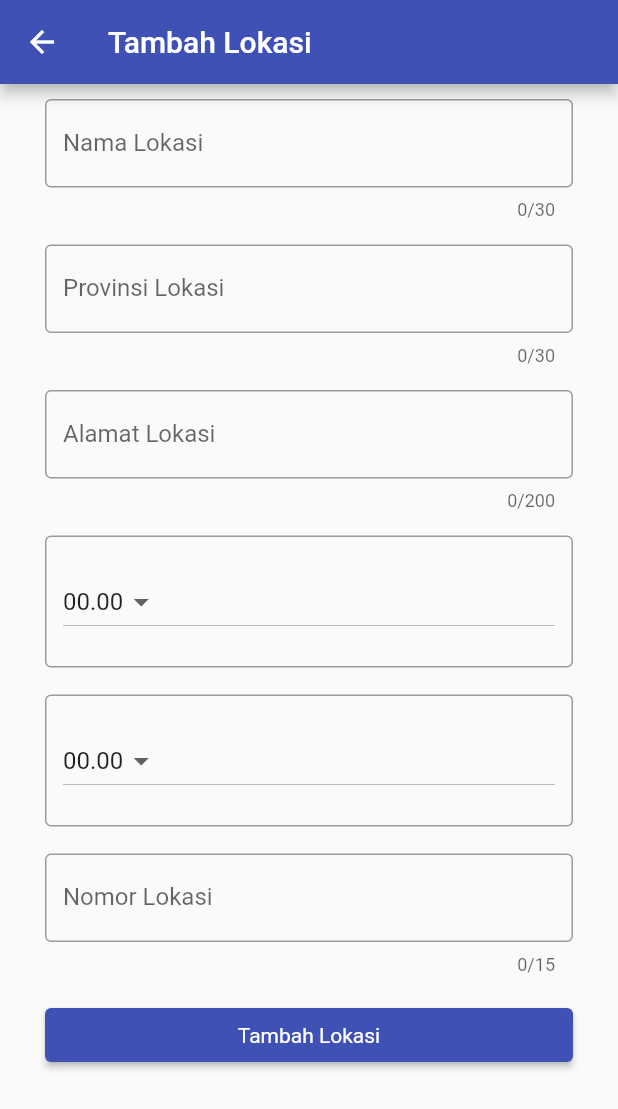
After one commit to cynthiaphlndr/slowlabapp, a Flutter app: the LokasiTesPage screen opened by its route, after a tap on "Tambah Lokasi", on a phone screen of 412 x 824 dp. The commit adds this screen. Shown: the top 1109 px of the screen. Run offline on Flutter 3.47's test engine with Material 2 defaults, Android fonts, the phone set to English and light mode, and no system bars; network calls fail.

Commit message:
finishing flutter

```diff
--- a/lib/screens/lokasi_tes/lokasi_tes.dart
+++ b/lib/screens/lokasi_tes/lokasi_tes.dart
@@ -1,4 +1,10 @@
 import 'package:flutter/material.dart';
+import 'package:flutter/cupertino.dart';
+import 'tambah_lokasi.dart';
+
+import 'dart:core';
+import 'dart:convert';
+import 'package:http/http.dart' as http;
 
 class LokasiTesPage extends StatefulWidget {
   const LokasiTesPage({Key? key}) : super(key: key);
@@ -7,12 +13,166 @@ class LokasiTesPage extends StatefulWidget {
 }
 
 class _LokasiTesPageState extends State<LokasiTesPage> {
+  final formKey = GlobalKey<FormState>();
+  final _lokasiController = TextEditingController();
+  List<dynamic> hasilSearch = [];
+
+  void fetchLokasi() async {
+    var result = await http.get(
+        Uri.parse("https://slowlab-core.herokuapp.com/lokasi/get-lokasi/"));
+    var hasilDecode = json.decode(result.body);
+    hasilSearch.clear();
+
+    for (int i = 0; i < hasilDecode.length; i++) {
+      var fields = hasilDecode[i]['fields'];
+
+      var lokasi = fields['provinsi'].toLowerCase();
+      var lokasiControl = _lokasiController.text.toLowerCase();
+      if (lokasi.contains(lokasiControl)) {
+        setState(() {
+          hasilSearch.add(fields);
+        });
+      }
+    }
+  }
+
   @override
   Widget build(BuildContext context) {
     return Scaffold(
-        appBar: AppBar(
-          title: const Text("LokasiTes"),
+      appBar: AppBar(
+        title: const Text("Lokasi Tes"),
+      ),
+      body: Form(
+          key: formKey,
+          child: ListView(
+            children: [
+              judulDisplay(),
+              inputBox(),
+              tombol(),
+              kartu(),
+              Container(
+                  alignment: Alignment.center,
+                  height: 50,
+                  padding: const EdgeInsets.fromLTRB(100, 10, 150, 10),
+                  child: ElevatedButton(
+                      child: const Text('Tambah Lokasi'),
+                      onPressed: () {
+                        Navigator.push(
+                            context,
+                            MaterialPageRoute(
+                                builder: (context) => TambahLokasi()));
+                      },
+                      style: ElevatedButton.styleFrom(
+                          primary: Colors.amber,
+                          textStyle: const TextStyle(
+                            color: Colors.indigo,
+                          )))),
+            ],
+          )),
+    );
+  }
+
+  Widget judulDisplay() => Container(
+        alignment: Alignment.center,
+        child: const Text("Cari Lokasi Tes Covid-19",
+            style: TextStyle(
+              fontSize: 30,
+              fontWeight: FontWeight.bold,
+            )),
+      );
+
+  Widget inputBox() => Container(
+        alignment: Alignment.center,
+        padding: const EdgeInsets.fromLTRB(100, 10, 150, 10),
+        child: TextFormField(
+          decoration: InputDecoration(
+            labelText: 'Masukkan Provinsi Lokasi',
+            border: OutlineInputBorder(),
+            contentPadding:
+                EdgeInsets.symmetric(vertical: 25.0, horizontal: 10.0),
+          ),
+          validator: (value) {
+            if (value!.isEmpty) {
+              return 'Enter anything';
+            } else {
+              return null;
+            }
+          },
+          controller: _lokasiController,
+          maxLength: 30,
         ),
-        body: Center(child: Text("Lokasi Tes Page")));
+      );
+
+  Widget tombol() => Container(
+      alignment: Alignment.center,
+      height: 50,
+      padding: const EdgeInsets.fromLTRB(100, 10, 150, 10),
+      child: ElevatedButton(
+          child: const Text('Cari'),
+          onPressed: () {
+            fetchLokasi();
+          },
+          style: ElevatedButton.styleFrom(
+              primary: Colors.indigo,
+              textStyle: const TextStyle(
+                color: Colors.white,
+              ))));
+
+  Widget kartu() => ListView.builder(
+      shrinkWrap: true,
+      itemCount: hasilSearch.length,
+      itemBuilder: (BuildContext context, int index) {
+        return buildCard(hasilSearch[index]);
+      });
+
+  Widget buildCard(data) {
+    return Padding(
+      padding: const EdgeInsets.all(8.0),
+      child: Column(
+        children: <Widget>[
+          Card(
+              child: Container(
+            color: Colors.indigo,
+            padding: const EdgeInsets.fromLTRB(0, 30, 0, 10),
+            alignment: Alignment.center,
+            width: 200,
+            child: Column(
+              children: [
+                Text(data['nama'],
+                    style: TextStyle(
+                      backgroundColor: Colors.amber,
+                      color: Colors.indigo,
+                    )),
+                Container(
+                    padding: const EdgeInsets.fromLTRB(7, 20, 7, 10),
+                    alignment: Alignment.centerLeft,
+                    child: Text('Alamat : ${data['alamat']}',
+                        style: TextStyle(
+                          height: 1,
+                          color: Colors.white,
+                        ))),
+                Container(
+                    padding: const EdgeInsets.fromLTRB(7, 20, 7, 10),
+                    alignment: Alignment.centerLeft,
+                    child: Text(
+                        'Jam Operasional : ${data['jam_buka']} - ${data['jam_tutup']}',
+                        style: TextStyle(
+                          height: 1,
+                          color: Colors.white,
+                        ))),
+                Container(
+                    padding: const EdgeInsets.fromLTRB(7, 20, 7, 10),
+                    alignment: Alignment.centerLeft,
+                    child: Text('No. Telepon : ${data['nomor']}',
+                        style: TextStyle(
+                          height: 1,
+                          color: Colors.white,
+                        ))),
+              ],
+            ),
+          )),
+        ],
+      ),
+    );
   }
 }
--- /dev/null
+++ b/lib/screens/lokasi_tes/tambah_lokasi.dart
@@ -0,0 +1,193 @@
+import 'package:flutter/cupertino.dart';
+import 'package:flutter/material.dart';
+import 'package:flutter/services.dart';
+import 'dart:core';
+import 'dart:convert';
+import 'package:http/http.dart' as http;
+
+class TambahLokasi extends StatefulWidget {
+  const TambahLokasi({Key? key}) : super(key: key);
+  @override
+  State<TambahLokasi>  createState() => _TambahLokasi();
+}
+
+class _TambahLokasi extends State<TambahLokasi> {
+  final formKey = GlobalKey<FormState>();
+  String namaLokasi = '';
+  String provinsiLokasi = '';
+  String alamatLokasi = '';
+  String nomor = '';
+
+  static List<String> hourList = List<String>.generate(24, (int index) {
+    if (index < 10){
+      return '0$index.00';}
+    else{
+      return '$index.00';}
+  });
+  List<DropdownMenuItem> hourItemList = hourList
+      .map((val) => DropdownMenuItem(value: val, child: Text(val)))
+      .toList();
+  String jamBuka = hourList[0];
+  String jamTutup = hourList[0];
+  bool flag = false;
+
+  @override
+  Widget build(BuildContext context) => Scaffold(
+        appBar: AppBar(
+          title: Text("Tambah Lokasi"),
+          backgroundColor: Colors.indigo,
+        ),
+        body: Form(
+          key: formKey,
+          child: ListView(
+            padding: const EdgeInsets.fromLTRB(30, 10, 30, 10),
+            children: [
+              inputNama(),
+              const SizedBox(height: 16),
+              inputProvinsi(),
+              const SizedBox(height: 16),
+              inputAlamat(),
+              const SizedBox(height: 16),
+              inputJamBuka(),
+              inputJamTutup(),
+              inputNomor(),
+              const SizedBox(height: 16),
+              inputTombol(),
+            ],
+          ),
+        ),
+      );
+  Widget inputNama() => TextFormField(
+        decoration: InputDecoration(
+          labelText: 'Nama Lokasi',
+          border: OutlineInputBorder(),
+        ),
+        validator: (value) {
+          if (value!.isEmpty) {
+            return 'Enter anything';
+          } else {
+            return null;
+          }
+        },
+        maxLength: 30,
+        onSaved: (value) => setState(() => namaLokasi = value!),
+      );
+
+  Widget inputProvinsi() => TextFormField(
+        decoration: InputDecoration(
+          labelText: 'Provinsi Lokasi',
+          border: OutlineInputBorder(),
+        ),
+        validator: (value) {
+          if (value!.isEmpty) {
+            return 'Enter anything';
+          } else {
+            return null;
+          }
+        },
+        maxLength: 30,
+        onSaved: (value) => setState(() => provinsiLokasi = value!),
+      );
+
+  Widget inputAlamat() => TextFormField(
+        decoration: InputDecoration(
+          labelText: 'Alamat Lokasi',
+          border: OutlineInputBorder(),
+        ),
+        validator: (value) {
+          if (value!.isEmpty) {
+            return 'Enter anything';
+          } else {
+            return null;
+          }
+        },
+        maxLength: 200,
+        onSaved: (value) => setState(() => alamatLokasi = value!),
+      );
+
+  Widget inputJamBuka() => InputDecorator(
+      decoration: InputDecoration(
+        border: OutlineInputBorder(),
+        counter: Container(
+          height: 10,
+        ),
+      ),
+      child: DropdownButton<dynamic>(
+        value: jamBuka,
+        onChanged: (val) => setState(() => jamBuka = (val.toString())),
+        items: hourItemList,
+      ));
+
+  Widget inputJamTutup() => InputDecorator(
+      decoration: InputDecoration(
+        border: OutlineInputBorder(),
+        counter: Container(
+          height: 10,
+        ),
+      ),
+      child: DropdownButton<dynamic>(
+        value: jamTutup,
+        onChanged: (val) => setState(() => jamTutup = (val.toString())),
+        items: hourItemList,
+      ));
+
+  Widget inputNomor() => TextFormField(
+        decoration: InputDecoration(
+          labelText: 'Nomor Lokasi',
+          border: OutlineInputBorder(),
+        ),
+        keyboardType: TextInputType.number,
+        inputFormatters: <TextInputFormatter>[
+          FilteringTextInputFormatter.digitsOnly
+        ],
+        validator: (value) {
+          if (value!.isEmpty) {
+            return 'Enter anything';
+          } else {
+            return null;
+          }
+        },
+        maxLength: 15,
+        onSaved: (value) => setState(() => nomor = value!),
+      );
+
+  Widget inputTombol() => ElevatedButton(
+      child: Text("Tambah Lokasi"),
+      onPressed: () async {
+        final isValid = formKey.currentState!.validate();
+        if (isValid) {
+          formKey.currentState!.save();
+        }
+        {
+          const url = "https://slowlab-core.herokuapp.com/lokasi/add_data/";
+          final response = await http.post(Uri.parse(url),
+              headers: <String, String>{
+                'Content-Type': 'application/json; charset=UTF-8',
+              },
+              body: jsonEncode(<String, String>{
+                'nama': namaLokasi,
+                'provinsi': provinsiLokasi,
+                'alamat': alamatLokasi,
+                'jam_buka': jamBuka,
+                'jam_tutup': jamTutup,
+                'nomor': nomor,
+              }));
+          Map<String, dynamic> tes = jsonDecode(response.body);
+          if (tes['hasil'] == 'lokasi gagal') {
+            showDialog(context: context, builder: (BuildContext context){
+            return AlertDialog(
+              title: Text("Gagal menambahkan lokasi"),
+              content: Text("Nama atau Alamat lokasi telah terdaftar"),
+            );})
+            ;
+          } else {
+            Navigator.pop(context);
+          }
+        }
+      },
+      style: ElevatedButton.styleFrom(
+          primary: Colors.indigo,
+          textStyle: const TextStyle(
+            color: Colors.white,
+          )));
+}
```
